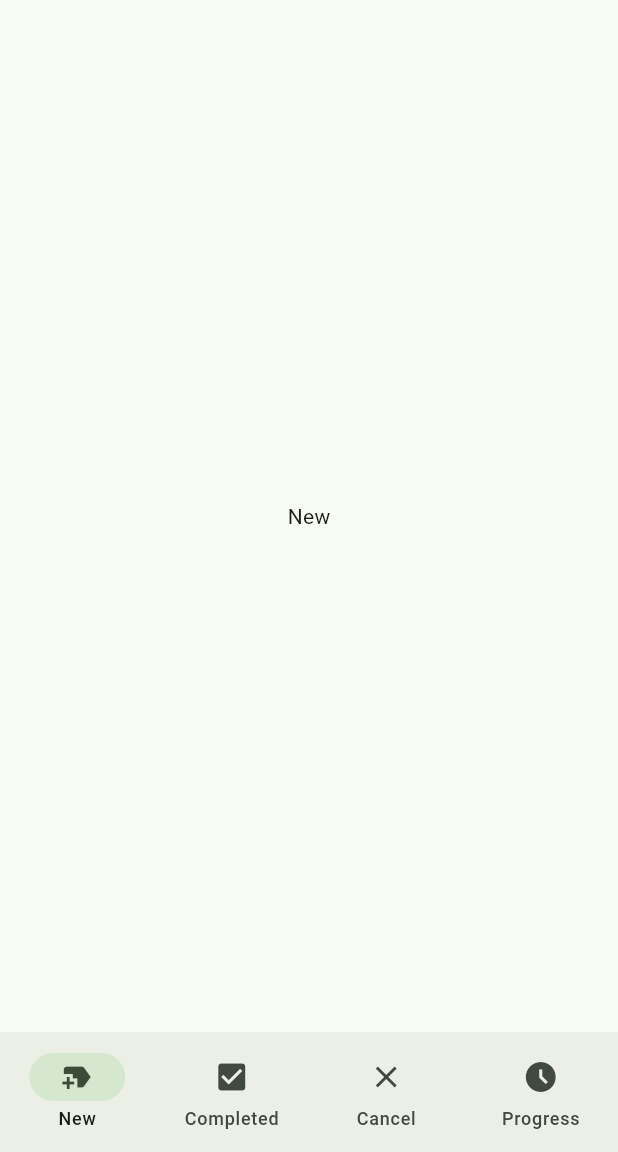
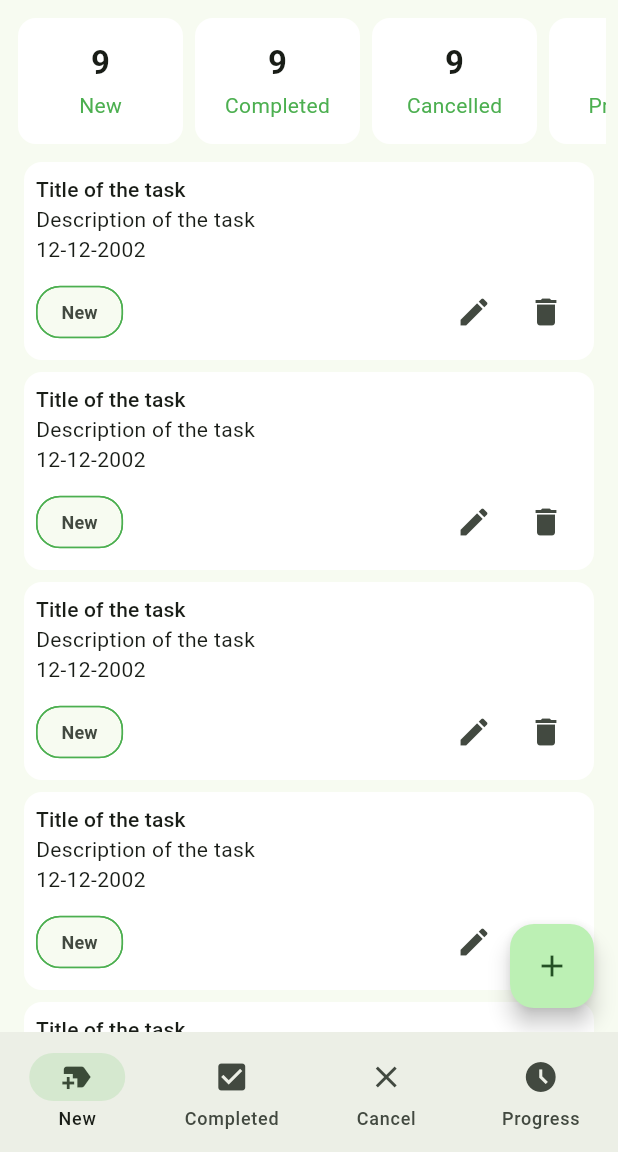
Before and after one commit to waliullah8328/ui_design, a Flutter app: the MainBottomNavBarScreen screen opened directly, on a phone screen of 412 x 824 dp, the part 84-1236 px from its top. Run offline on Flutter 3.47's test engine with Material 3 defaults, Android fonts, the phone set to English and light mode, and no system bars; our stand-ins replace flutter_svg, pin_code_fields.

Commit message:
all updated

```diff
--- a/lib/ui/screens/main_bottom_nav_bar_screen.dart
+++ b/lib/ui/screens/main_bottom_nav_bar_screen.dart
@@ -5,6 +5,8 @@ import 'package:ui_design/ui/screens/completed_task_screen.dart';
 import 'package:ui_design/ui/screens/new_task_screen.dart';
 import 'package:ui_design/ui/screens/progress_task_screen.dart';
 import 'package:ui_design/ui/utils/app_colors.dart';
+
+import '../widgets/task_manager_app_bar.dart';
 
 class MainBottomNavBarScreen extends StatefulWidget {
   const MainBottomNavBarScreen({super.key});
@@ -26,29 +28,7 @@ class _MainBottomNavBarScreenState extends State<MainBottomNavBarScreen> {
   @override
   Widget build(BuildContext context) {
     return Scaffold(
-      appBar: AppBar(
-        backgroundColor: AppColors.themeColor,
-
-        title: Row(
-          children: [
-            CircleAvatar(
-              radius: 16,
-              backgroundColor: Colors.white,
-            ),
-            const SizedBox(width: 16,),
-            Expanded(
-              child: Column(
-                crossAxisAlignment: CrossAxisAlignment.start,
-                children: [
-                  Text("Wali Ullah Ripon",style: TextStyle(fontSize: 16,color: Colors.white,fontWeight: FontWeight.bold),),
-                  Text("waliullah8328@gmai.com",style: TextStyle(fontSize: 12,color: Colors.white),),
-                ],
-              ),
-            ),
-            IconButton(onPressed: (){}, icon: Icon(Icons.logout)),
-          ],
-        ),
-      ),
+      appBar: const TaskManagerAppBar(),
       body: _screens[_selectedIndex],
       bottomNavigationBar: NavigationBar(
         selectedIndex: _selectedIndex,
--- a/lib/ui/screens/new_task_screen.dart
+++ b/lib/ui/screens/new_task_screen.dart
@@ -1,12 +1,65 @@
+
+
 import 'package:flutter/material.dart';
+import 'package:ui_design/ui/screens/add_new_task_screen.dart';
+import 'package:ui_design/ui/utils/app_colors.dart';
 
-class NewTaskScreen extends StatelessWidget {
+import '../widgets/task_card.dart';
+import '../widgets/task_summary_card.dart';
+
+class NewTaskScreen extends StatefulWidget {
   const NewTaskScreen({super.key});
 
   @override
+  State<NewTaskScreen> createState() => _NewTaskScreenState();
+}
+
+class _NewTaskScreenState extends State<NewTaskScreen> {
+  @override
   Widget build(BuildContext context) {
-    return Center(
-      child: Text("New"),
+    return Scaffold(
+      body: Column(
+        children: [
+          _buildSummarySection(),
+          Expanded(child: ListView.separated(
+            itemCount: 10,
+            separatorBuilder: (context, index) => const SizedBox(height: 8,),
+            itemBuilder: (context, index) {
+            return const TaskCard();
+          },))
+
+        ],
+      ),
+      floatingActionButton: FloatingActionButton(
+        onPressed: _onTapAddButton,
+        child: const Icon(Icons.add),
+      ),
     );
+
+
+
+  }
+
+  Widget _buildSummarySection() {
+    return const Padding(
+          padding: EdgeInsets.all(8.0),
+          child: SingleChildScrollView(
+            scrollDirection: Axis.horizontal,
+            child: Row(
+              children: [
+                TaskSummaryCard(title: "New",count: 09,),
+                TaskSummaryCard(title: "Completed",count: 09,),
+                TaskSummaryCard(title: "Cancelled",count: 09,),
+                TaskSummaryCard(title: "Progress",count: 09,),
+
+              ],
+            ),
+          ),
+        );
+  }
+
+  void _onTapAddButton(){
+    Navigator.push(context, MaterialPageRoute(builder: (context) => const AddNewTaskScreen(),));
+
   }
 }
--- /dev/null
+++ b/lib/ui/widgets/task_card.dart
@@ -0,0 +1,92 @@
+import 'package:flutter/material.dart';
+
+import '../utils/app_colors.dart';
+
+class TaskCard extends StatefulWidget {
+  const TaskCard({
+    super.key,
+  });
+
+  @override
+  State<TaskCard> createState() => _TaskCardState();
+}
+
+class _TaskCardState extends State<TaskCard> {
+  @override
+  Widget build(BuildContext context) {
+    return Card(
+      elevation: 0,
+      color: Colors.white,
+      margin: const EdgeInsets.symmetric(horizontal: 16),
+      child: Padding(
+        padding: const EdgeInsets.all(8.0),
+        child: Column(
+          crossAxisAlignment: CrossAxisAlignment.start,
+          children: [
+            Text("Title of the task",style: Theme.of(context).textTheme.titleSmall,),
+            const Text("Description of the task"),
+            const Text("12-12-2002"),
+            const SizedBox(height: 8,),
+
+            Row(
+              mainAxisAlignment: MainAxisAlignment.spaceBetween,
+              crossAxisAlignment: CrossAxisAlignment.center,
+              children: [
+                _buildTaskStatusChip(),
+                Wrap(
+                  children: [
+                    IconButton(onPressed:_onTapEditButton, icon: const Icon(Icons.edit)),
+                    IconButton(onPressed: _onTapDeleteButton, icon: const Icon(Icons.delete)),
+
+                  ],
+                )
+              ],
+            )
+          ],
+        ),
+      ),);
+
+
+  }
+
+  void _onTapEditButton(){
+    showDialog(context: context, builder: (context) {
+      return AlertDialog(
+        title: const Text("Edit Status"),
+        content: Column(
+          mainAxisSize: MainAxisSize.min,
+          children: ["New","Completed","Cancelled","Progressed"].map((e) {
+            return ListTile(
+              onTap: (){
+
+              },
+              title: Text(e),
+            );
+
+          }).toList(),
+        ),
+        actions: [
+          TextButton(onPressed: (){
+            Navigator.pop(context);
+          }, child: const Text("Cancel")),
+          TextButton(onPressed: (){}, child: const Text("OK")),
+        ],
+      );
+    },);
+
+  }
+
+  void _onTapDeleteButton(){
+
+  }
+
+  Widget _buildTaskStatusChip() {
+    return Chip(
+                label:const Text("New",style: TextStyle(fontSize: 12,fontWeight: FontWeight.bold),),
+                shape: RoundedRectangleBorder(
+                  borderRadius: BorderRadius.circular(16),
+                ),
+                side: const BorderSide(color: AppColors.themeColor),
+              );
+  }
+}
--- /dev/null
+++ b/lib/ui/widgets/task_manager_app_bar.dart
@@ -0,0 +1,52 @@
+import 'package:flutter/material.dart';
+import 'package:ui_design/ui/screens/profile_screen.dart';
+import 'package:ui_design/ui/screens/signin_screen.dart';
+
+import '../utils/app_colors.dart';
+
+class TaskManagerAppBar extends StatelessWidget implements PreferredSizeWidget {
+  const TaskManagerAppBar({
+    super.key,  this.isProfileOpen = false,
+  });
+  final bool isProfileOpen;
+  @override
+  Widget build(BuildContext context) {
+    return GestureDetector(
+      onTap: (){
+        if(isProfileOpen){
+          return;
+        }
+        Navigator.push(context, MaterialPageRoute(builder: (context) => const ProfileScreen(),));
+      },
+      child: AppBar(
+        backgroundColor: AppColors.themeColor,
+
+        title: Row(
+          children: [
+            const CircleAvatar(
+              radius: 16,
+              backgroundColor: Colors.white,
+            ),
+            const SizedBox(width: 16,),
+            const Expanded(
+              child: Column(
+                crossAxisAlignment: CrossAxisAlignment.start,
+                children: [
+                  Text("Wali Ullah Ripon",style: TextStyle(fontSize: 16,color: Colors.white,fontWeight: FontWeight.bold),),
+                  Text("waliullah8328@gmai.com",style: TextStyle(fontSize: 12,color: Colors.white),),
+                ],
+              ),
+            ),
+            IconButton(onPressed: (){
+              Navigator.pushAndRemoveUntil(context, MaterialPageRoute(builder: (context) => const SignInScreen(),), (route) => false);
+            }, icon: const Icon(Icons.logout)),
+          ],
+        ),
+      ),
+    );
+  }
+
+  @override
+  // TODO: implement preferredSize
+  Size get preferredSize => const Size.fromHeight(kToolbarHeight);
+}
--- /dev/null
+++ b/lib/ui/widgets/task_summary_card.dart
@@ -0,0 +1,30 @@
+import 'package:flutter/material.dart';
+
+class TaskSummaryCard extends StatelessWidget {
+  const TaskSummaryCard({
+    super.key, required this.title, required this.count,
+  });
+
+  final String title;
+  final int count;
+
+  @override
+  Widget build(BuildContext context) {
+    return Card(
+      color: Colors.white,
+      elevation: 0,
+      child: SizedBox(
+        width: 110,
+        child: Padding(
+          padding: const EdgeInsets.all(16),
+          child: Column(
+            children: [
+              Text("$count",style: Theme.of(context).textTheme.titleLarge?.copyWith(fontWeight: FontWeight.w600),),
+              const SizedBox(height: 4,),
+              Text(title,style: TextStyle(color: Colors.green),),
+            ],
+          ),
+        ),
+      ),);
+  }
+}
```
Also changed, not shown: lib/ui/screens/add_new_task_screen.dart (added, +48 -0 lines), lib/ui/screens/canceled_task_screen.dart (+8 -3 lines), lib/ui/screens/completed_task_screen.dart (+8 -3 lines), lib/ui/screens/profile_screen.dart (added, +100 -0 lines), lib/ui/screens/progress_task_screen.dart (+8 -3 lines).
